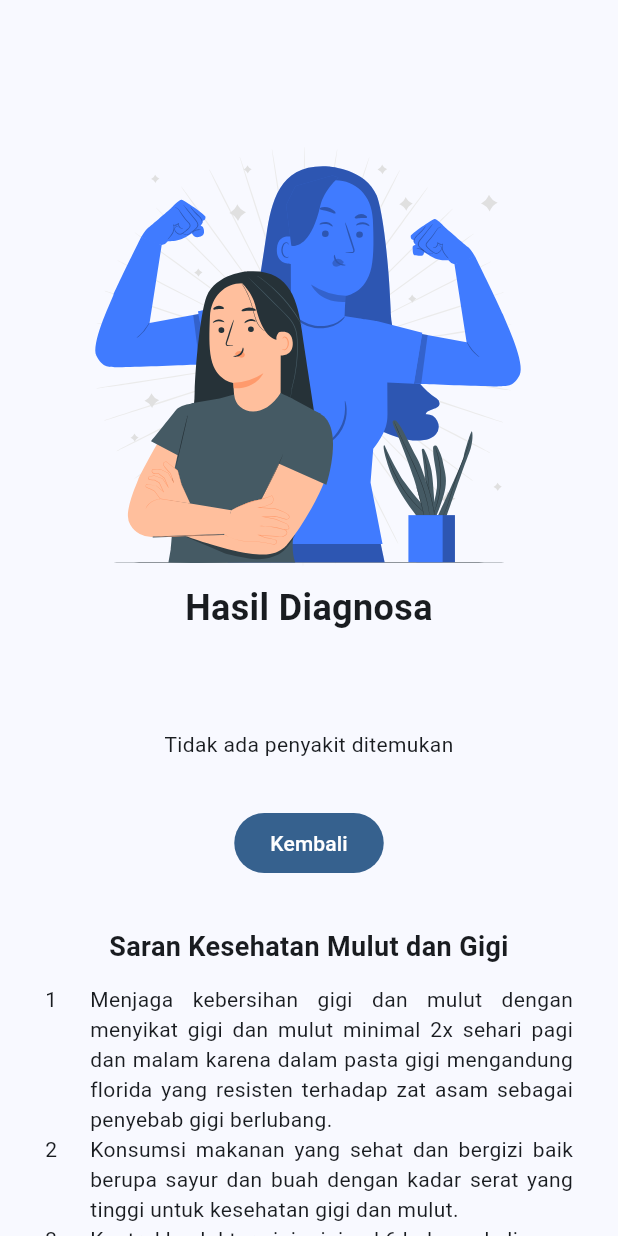
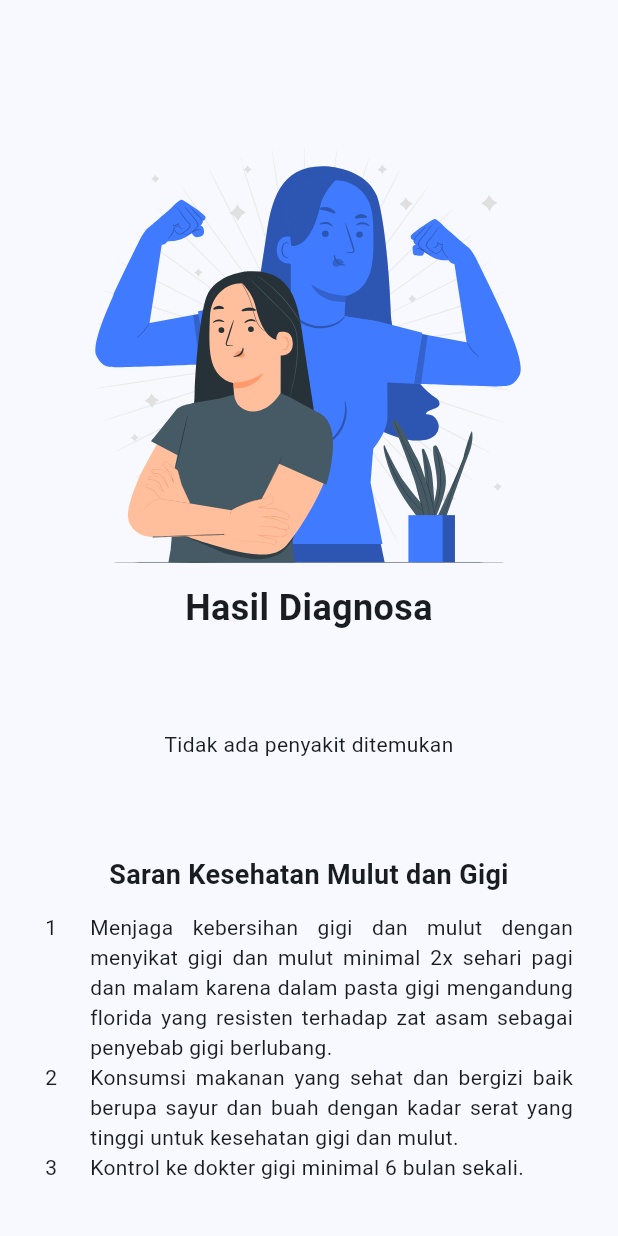
Before and after one commit to awaluddinkasim/mugi-flutter, a Flutter app: the RiwayatDetailScreen screen opened directly with empty values, on a phone screen of 412 x 824 dp. Run offline on Flutter 3.47's test engine with Material 3 defaults, Android fonts, the light colour scheme and no system bars; our stand-ins replace animated_bottom_navigation_bar, dio, equatable, flutter_bloc, flutter_secure_storage, flutter_svg; accounts and stored records are empty.

Commit message:
hilangkan tombol kembali

```diff
--- a/lib/pages/riwayat/detail.dart
+++ b/lib/pages/riwayat/detail.dart
@@ -45,9 +45,6 @@ class RiwayatDetailScreen extends StatelessWidget {
               height: 32,
             ),
             if (daftarHasil.isEmpty)
-              Column(
-                crossAxisAlignment: CrossAxisAlignment.stretch,
-                children: [
               Container(
                 padding: const EdgeInsets.symmetric(
                   horizontal: 24,
@@ -57,16 +54,6 @@ class RiwayatDetailScreen extends StatelessWidget {
                   "Tidak ada penyakit ditemukan",
                   textAlign: TextAlign.center,
                 ),
-                  ),
-                  Center(
-                    child: FilledButton(
-                      onPressed: () {
-                        Navigator.pop(context);
-                      },
-                      child: const Text("Kembali"),
-                    ),
-                  ),
-                ],
               )
             else
               for (Hasil hasil in daftarHasil)
```
Also changed, not shown: lib/pages/diagnosa/hasil.dart (+0 -13 lines). Lines whose indentation alone changed are shown as unchanged.
